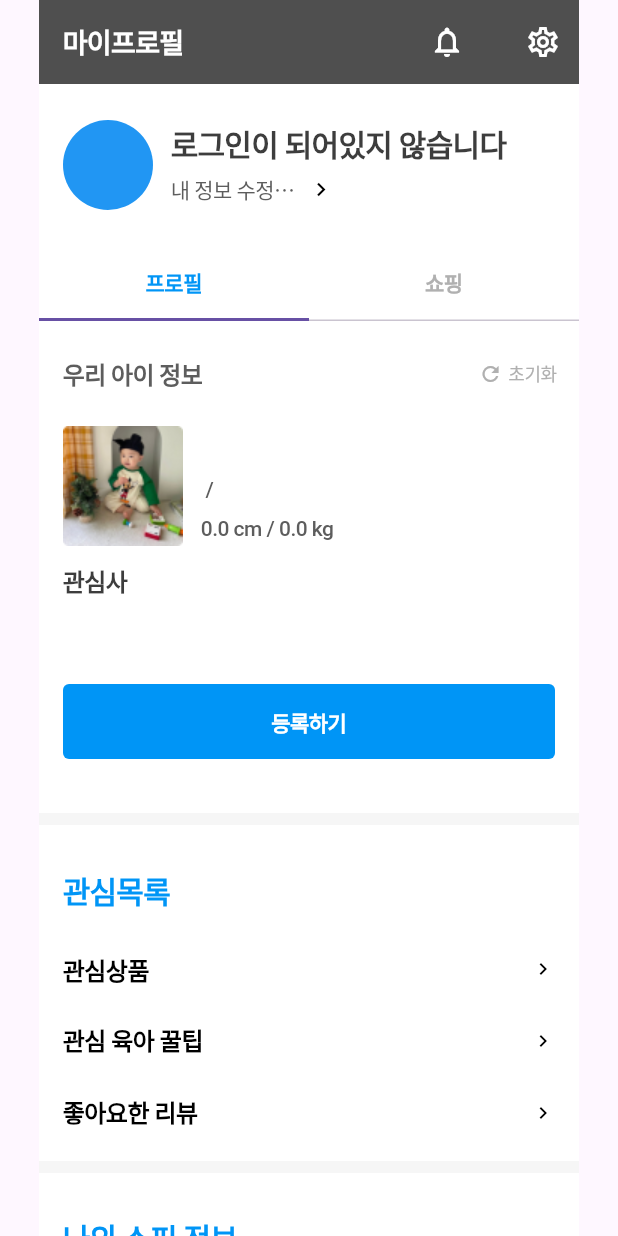
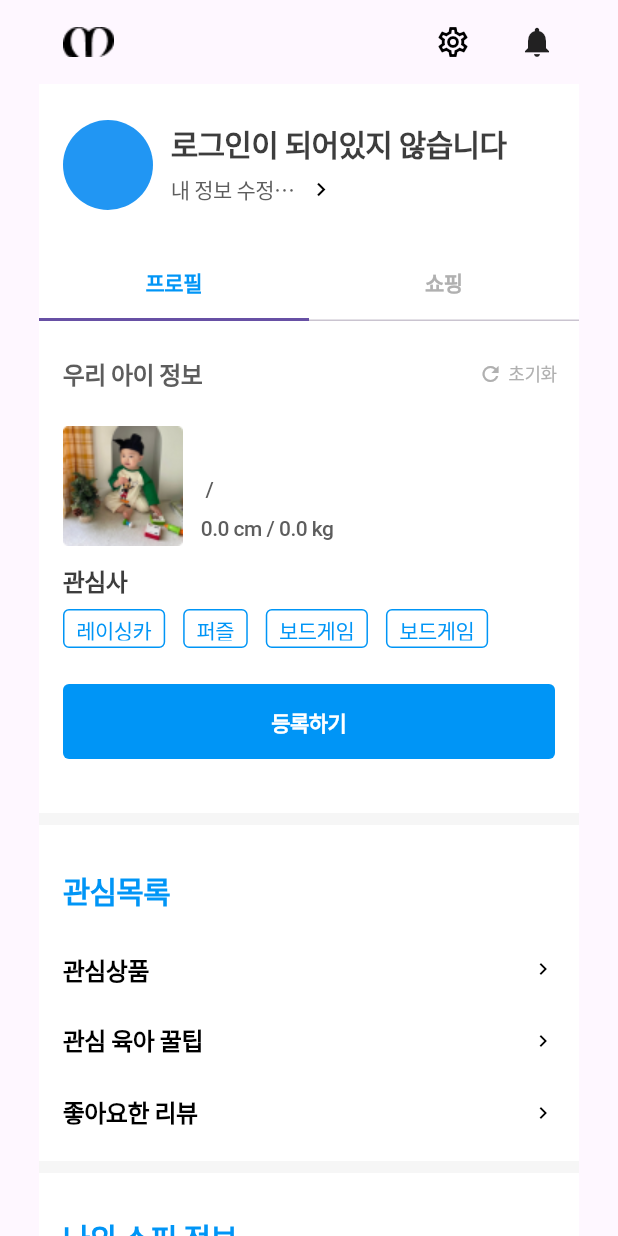
Before and after one commit to hdachan/kids_modir, a Flutter app: the MyPageScreen screen opened directly, on a phone screen of 412 x 824 dp. Run offline on Flutter 3.47's test engine with Material 3 defaults, Android fonts, the phone set to English and light mode, and no system bars; our stand-ins replace cloud_firestore, firebase_auth, firebase_core, firebase_storage, image_picker; missing offline and left inert: bootpay, dart:html; accounts and stored records are empty; Roboto replaces fonts that are missing (Pretendard); project files that could hold a hidden picture were left out.

Commit message:
20241127 황대찬 육아매거진 진행중1

```diff
--- a/lib/home_screen.dart
+++ b/lib/home_screen.dart
@@ -16,6 +16,7 @@ import 'DesignerCollection.dart';
 import 'MyStyleInfo.dart';
 import 'Mypage_edit.dart';
 import 'heeeee.dart';
+import 'qqqqqqqqqqqqq.dart';
 import 'setting.dart';
 
 void main() async {
@@ -1946,15 +1947,31 @@ class _BookmarkScreenState extends State<CoreFunctionalityScreen> {
 /////////////////////////////////////////////////////////////////////
 // 커뮤/ 매거진 화면
 class CommunityScreen extends StatelessWidget {
-  // 클래스 이름 변경
   @override
   Widget build(BuildContext context) {
     return Scaffold(
       appBar: HomeAppBar(), // 앱바
       body: Center(
-        child: Text(
-          '커뮤니티', // 텍스트 변경
-          style: TextStyle(fontSize: 24),
+        child: Column(
+          mainAxisAlignment: MainAxisAlignment.center, // 중앙 정렬
+          children: [
+            Text(
+              '커뮤니티', // 텍스트 변경
+              style: TextStyle(fontSize: 24),
+            ),
+            SizedBox(height: 20), // 텍스트와 버튼 사이의 간격
+            ElevatedButton(
+              onPressed: () {
+                Navigator.push(
+                  context,
+                  MaterialPageRoute(
+                    builder: (context) => MyHomePage1(), // MyHomePage1 화면으로 이동
+                  ),
+                );
+              },
+              child: Text('MyHomePage1로 이동'), // 버튼 텍스트
+            ),
+          ],
         ),
       ),
     );
@@ -2877,7 +2894,7 @@ class _MyPageScreenState extends State<MyPageScreen>
   @override
   Widget build(BuildContext context) {
     return Scaffold(
-      appBar: MyProfileAppBar(),
+      appBar: HomeAppBar1(),
       body: SingleChildScrollView(
         child: Center(
           child: SizedBox(
@@ -3102,70 +3119,32 @@ class _MyPageScreenState extends State<MyPageScreen>
   }
 }
 
-//마이페이지 - 앱바
-class MyProfileAppBar extends StatelessWidget implements PreferredSizeWidget {
-  const MyProfileAppBar({Key? key}) : super(key: key);
-
-  @override
-  Widget build(BuildContext context) {
-    return SafeArea(
-      child: Align(
-        alignment: Alignment.center,
-        child: Container(
-          padding: EdgeInsets.only(left: 16),
-          color: Color(0xFF4F4F4F),
-          width: 360,
-          height: kToolbarHeight,
-          child: Row(
-            mainAxisAlignment: MainAxisAlignment.start,
-            crossAxisAlignment: CrossAxisAlignment.center,
-            children: [
-              SizedBox(
-                  width: 222,
-                  height: 25,
-                  child: Text(
-                    '마이프로필',
-                    style: TextStyle(
-                      color: Colors.white,
-                      fontSize: 18,
-                      fontFamily: 'Pretendard',
-                      fontWeight: FontWeight.w700,
-                      height: 1.4,
-                      letterSpacing: -0.45,
-                    ),
-                  )),
-              SizedBox(width: 10),
-              IconButton(
-                onPressed: () {},
-                icon: Icon(Icons.notifications_none),
-                iconSize: 24,
-                color: Colors.white,
-                style: OutlinedButton.styleFrom(minimumSize: Size.zero),
-              ),
-              SizedBox(width: 16),
-              IconButton(
-                onPressed: () {
-                  Navigator.push(
-                    context,
-                    MaterialPageRoute(
-                        builder: (context) => Setting()), // Test3 화면으로 이동
-                  );
-                },
-                icon: Icon(Icons.settings_outlined),
-                iconSize: 24,
-                color: Colors.white,
-                style: OutlinedButton.styleFrom(minimumSize: Size.zero),
-              ),
-            ],
-          ),
-        ),
+// 관심사 위젯
+Widget customTextContainer(String text) {
+  return Container(
+    height: 26,
+    padding: EdgeInsets.symmetric(horizontal: 8.0).copyWith(top: 4.0, bottom: 4.0), // 좌우 8, 위아래 4 패딩 추가
+    decoration: ShapeDecoration(
+      shape: RoundedRectangleBorder(
+        side: BorderSide(width: 1, color: Color(0xFF0095F6)),
+        borderRadius: BorderRadius.circular(4),
       ),
-    );
-  }
-
-  @override
-  Size get preferredSize => Size(360, kToolbarHeight);
+    ),
+    child: Text(
+      text,
+      textAlign: TextAlign.center,
+      style: TextStyle(
+        color: Color(0xFF0095F6),
+        fontSize: 14,
+        fontFamily: 'Pretendard',
+        fontWeight: FontWeight.w500,
+        height: 1.3,
+        letterSpacing: -0.35,
+      ),
+    ),
+  );
 }
+
 
 //마이페이지 - 설정버튼
 class MyProfileButton extends StatelessWidget {
@@ -3418,6 +3397,18 @@ class ProfileScreen extends StatelessWidget {
                           width: 328,
                           height: 26,
                           color: Colors.white, // 두 번째 박스 색상
+                          child: Row(
+                            mainAxisAlignment: MainAxisAlignment.start, // 가로 왼쪽 정렬
+                            children: [
+                              customTextContainer('레이싱카'),
+                              SizedBox(width: 12),
+                              customTextContainer('퍼즐'),
+                              SizedBox(width: 12),
+                              customTextContainer('보드게임'),
+                              SizedBox(width: 12),
+                              customTextContainer('보드게임'),
+                            ],
+                          ),
                         ),
                       ],
                     ),
@@ -3440,7 +3431,6 @@ class ProfileScreen extends StatelessWidget {
     );
   }
 }
-
 
 //쇼핑 화면
 class ShoppingScreen extends StatelessWidget {
@@ -3527,7 +3517,7 @@ Widget saveButton(String label, VoidCallback onPressed) {
 
 /* 공통 모듈 관리 */
 /////////////////////////////////////////////////////////////////////
-// 홈 / 기능 / 커뮤 / 예약 / 마이페이지 앱바
+// 홈 / 기능 / 커뮤 / 예약
 class HomeAppBar extends StatelessWidget implements PreferredSizeWidget {
   const HomeAppBar({Key? key}) : super(key: key);
 
@@ -3577,6 +3567,71 @@ class HomeAppBar extends StatelessWidget implements PreferredSizeWidget {
                     size: 24, // 아이콘 크기
                   ),
                 ),
+              ),
+            ],
+          ),
+        ),
+      ),
+    );
+  }
+
+  @override
+  Size get preferredSize => Size(360, kToolbarHeight);
+}
+
+//마이페이지 - 앱바
+class MyProfileAppBar extends StatelessWidget implements PreferredSizeWidget {
+  const MyProfileAppBar({Key? key}) : super(key: key);
+
+  @override
+  Widget build(BuildContext context) {
+    return SafeArea(
+      child: Align(
+        alignment: Alignment.center,
+        child: Container(
+          padding: EdgeInsets.only(left: 16),
+          color: Color(0xFF4F4F4F),
+          width: 360,
+          height: kToolbarHeight,
+          child: Row(
+            mainAxisAlignment: MainAxisAlignment.start,
+            crossAxisAlignment: CrossAxisAlignment.center,
+            children: [
+              SizedBox(
+                  width: 222,
+                  height: 25,
+                  child: Text(
+                    '마이프로필',
+                    style: TextStyle(
+                      color: Colors.white,
+                      fontSize: 18,
+                      fontFamily: 'Pretendard',
+                      fontWeight: FontWeight.w700,
+                      height: 1.4,
+                      letterSpacing: -0.45,
+                    ),
+                  )),
+              SizedBox(width: 10),
+              IconButton(
+                onPressed: () {},
+                icon: Icon(Icons.notifications_none),
+                iconSize: 24,
+                color: Colors.white,
+                style: OutlinedButton.styleFrom(minimumSize: Size.zero),
+              ),
+              SizedBox(width: 16),
+              IconButton(
+                onPressed: () {
+                  Navigator.push(
+                    context,
+                    MaterialPageRoute(
+                        builder: (context) => Setting()), // Test3 화면으로 이동
+                  );
+                },
+                icon: Icon(Icons.settings_outlined),
+                iconSize: 24,
+                color: Colors.white,
+                style: OutlinedButton.styleFrom(minimumSize: Size.zero),
               ),
             ],
           ),
@@ -4010,4 +4065,82 @@ Widget CompanyInfo() {
     ),
   );
 }
+
+// 마이페이지 앱바
+class HomeAppBar1 extends StatelessWidget implements PreferredSizeWidget {
+  const HomeAppBar1({Key? key}) : super(key: key);
+
+  @override
+  Widget build(BuildContext context) {
+    return SafeArea(
+      child: Align(
+        alignment: Alignment.center,
+        child: Container(
+          padding: EdgeInsets.only(left: 16),
+          width: 360,
+          height: kToolbarHeight,
+          child: Row(
+            mainAxisAlignment: MainAxisAlignment.start,
+            crossAxisAlignment: CrossAxisAlignment.center,
+            children: [
+              SizedBox(
+                width: 232,
+                height: 56,
+                child: Align(
+                  alignment: Alignment.centerLeft, // 왼쪽 정렬
+                  child: Image.asset(
+                    'assets/image/logo_modi.png', // 실제 로고 이미지
+                    width: 34,
+                    height: 34,
+                  ),
+                ),
+              ),
+              SizedBox(
+                width: 56,
+                height: 56,
+                child: IconButton(
+                  icon: Icon(
+                    Icons.settings_outlined,
+                    size: 24,
+                    color: Colors.black,
+                  ),
+                  onPressed: () {
+                    Navigator.push(
+                      context,
+                      MaterialPageRoute(
+                        builder: (context) => Setting(),
+                      ),
+                    );
+                  },
+                  padding: EdgeInsets.zero, // 패딩을 0으로 설정하여 아이콘을 중앙에 맞춤
+                  constraints: BoxConstraints(), // 기본 constraints 제거
+                ),
+              ),
+
+
+
+
+
+
+              SizedBox(
+                width: 56,
+                height: 56,
+                child: Padding(
+                  padding: EdgeInsets.all(16), // 패딩 값 설정
+                  child: Icon(
+                    Icons.notifications, // 검색 아이콘
+                    size: 24, // 아이콘 크기
+                  ),
+                ),
+              ),
+            ],
+          ),
+        ),
+      ),
+    );
+  }
+
+  @override
+  Size get preferredSize => Size(360, kToolbarHeight);
+}
 /////////////////////////////////////////////////////////////////////
```
Also changed, not shown: lib/qqqqqqqqqqqqq.dart (added, +98 -0 lines), assets/image/magazine img.png (added), assets/image/magazine img2.png (added), assets/image/magazine img3.png (added), assets/image/magazine img4.png (added), assets/image/magazine img5.png (added), assets/image/magazine img6.png (added).
